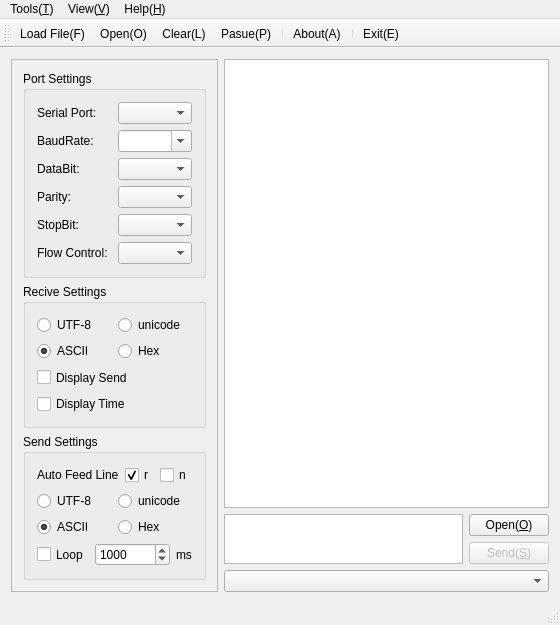
Above: MainWindow.ui from KangLin/SerialPortAssistant before the change. Below: the same form after it.
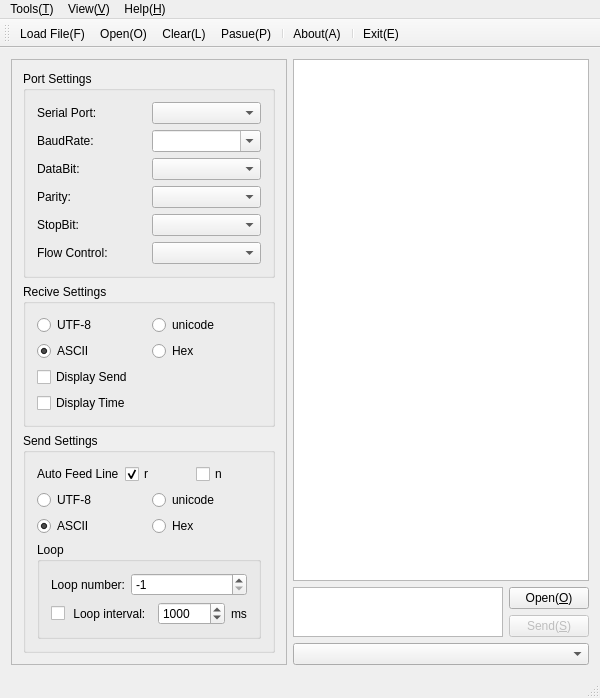
That is the form after the change. Icons and pictures are not drawn.

Commit message: Add loop number

What changed in the file:
```diff
--- a/MainWindow.ui
+++ b/MainWindow.ui
@@ -6,8 +6,8 @@
    <rect>
     <x>0</x>
     <y>0</y>
-    <width>560</width>
-    <height>625</height>
+    <width>600</width>
+    <height>695</height>
    </rect>
   </property>
   <property name="sizePolicy">
@@ -244,7 +244,7 @@
           <item row="2" column="0">
            <widget class="QCheckBox" name="cbDisplaySend">
             <property name="sizePolicy">
-             <sizepolicy hsizetype="Minimum" vsizetype="Preferred">
+             <sizepolicy hsizetype="Preferred" vsizetype="Preferred">
               <horstretch>0</horstretch>
               <verstretch>0</verstretch>
              </sizepolicy>
@@ -257,7 +257,7 @@
           <item row="3" column="0">
            <widget class="QCheckBox" name="cbDisplayTime">
             <property name="sizePolicy">
-             <sizepolicy hsizetype="Minimum" vsizetype="Preferred">
+             <sizepolicy hsizetype="Preferred" vsizetype="Preferred">
               <horstretch>0</horstretch>
               <verstretch>0</verstretch>
              </sizepolicy>
@@ -329,6 +329,12 @@
            <layout class="QHBoxLayout" name="horizontalLayout_13">
             <item>
              <widget class="QRadioButton" name="rbSendUtf8">
+              <property name="sizePolicy">
+               <sizepolicy hsizetype="Preferred" vsizetype="Fixed">
+                <horstretch>0</horstretch>
+                <verstretch>0</verstretch>
+               </sizepolicy>
+              </property>
               <property name="text">
                <string>UTF-8</string>
               </property>
@@ -336,6 +342,12 @@
             </item>
             <item>
              <widget class="QRadioButton" name="rbSendUnicode">
+              <property name="sizePolicy">
+               <sizepolicy hsizetype="Preferred" vsizetype="Fixed">
+                <horstretch>0</horstretch>
+                <verstretch>0</verstretch>
+               </sizepolicy>
+              </property>
               <property name="text">
                <string>unicode</string>
               </property>
@@ -377,6 +389,51 @@
            </layout>
           </item>
           <item row="3" column="0">
+           <widget class="QGroupBox" name="groupBox_4">
+            <property name="sizePolicy">
+             <sizepolicy hsizetype="Preferred" vsizetype="Preferred">
+              <horstretch>0</horstretch>
+              <verstretch>0</verstretch>
+             </sizepolicy>
+            </property>
+            <property name="title">
+             <string>Loop</string>
+            </property>
+            <layout class="QVBoxLayout" name="verticalLayout">
+             <item>
+              <layout class="QHBoxLayout" name="horizontalLayout_14">
+               <item>
+                <widget class="QLabel" name="label_9">
+                 <property name="text">
+                  <string>Loop number:</string>
+                 </property>
+                </widget>
+               </item>
+               <item>
+                <widget class="QSpinBox" name="sbLoopNumber">
+                 <property name="sizePolicy">
+                  <sizepolicy hsizetype="MinimumExpanding" vsizetype="Preferred">
+                   <horstretch>0</horstretch>
+                   <verstretch>0</verstretch>
+                  </sizepolicy>
+                 </property>
+                 <property name="toolTip">
+                  <string>-1: unlimited loop</string>
+                 </property>
+                 <property name="minimum">
+                  <number>-1</number>
+                 </property>
+                 <property name="maximum">
+                  <number>1000000</number>
+                 </property>
+                 <property name="value">
+                  <number>-1</number>
+                 </property>
+                </widget>
+               </item>
+              </layout>
+             </item>
+             <item>
            <layout class="QHBoxLayout" name="horizontalLayout_9">
             <item>
              <widget class="QCheckBox" name="cbSendLoop">
@@ -387,14 +444,14 @@
                </sizepolicy>
               </property>
               <property name="text">
-               <string>Loop</string>
+                  <string> Loop interval:</string>
               </property>
              </widget>
             </item>
             <item>
              <widget class="QSpinBox" name="sbLoopTime">
               <property name="sizePolicy">
-               <sizepolicy hsizetype="Expanding" vsizetype="Preferred">
+                  <sizepolicy hsizetype="MinimumExpanding" vsizetype="Preferred">
                 <horstretch>0</horstretch>
                 <verstretch>0</verstretch>
                </sizepolicy>
@@ -422,6 +479,9 @@
       </layout>
      </widget>
     </item>
+      </layout>
+     </widget>
+    </item>
     <item row="0" column="1">
      <layout class="QVBoxLayout" name="verticalLayout_3">
       <item>
@@ -511,7 +571,7 @@
     <rect>
      <x>0</x>
      <y>0</y>
-     <width>560</width>
+     <width>600</width>
      <height>22</height>
     </rect>
    </property>
```
Lines whose indentation alone changed are shown as unchanged. The commit also changes 18 other files.
